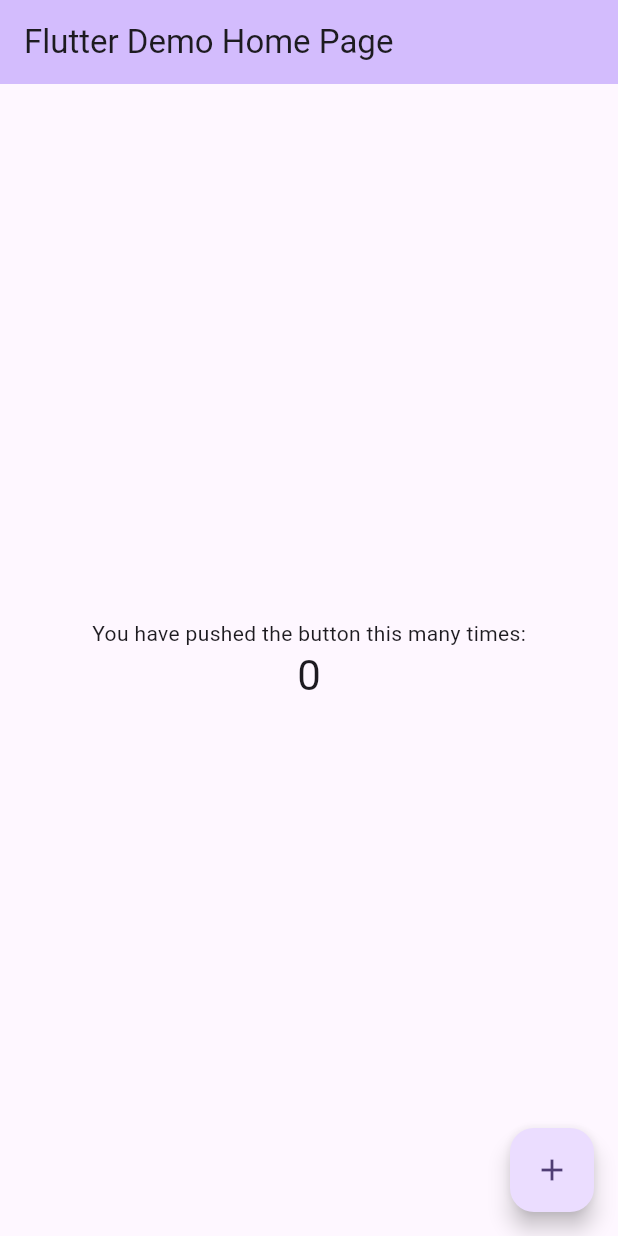
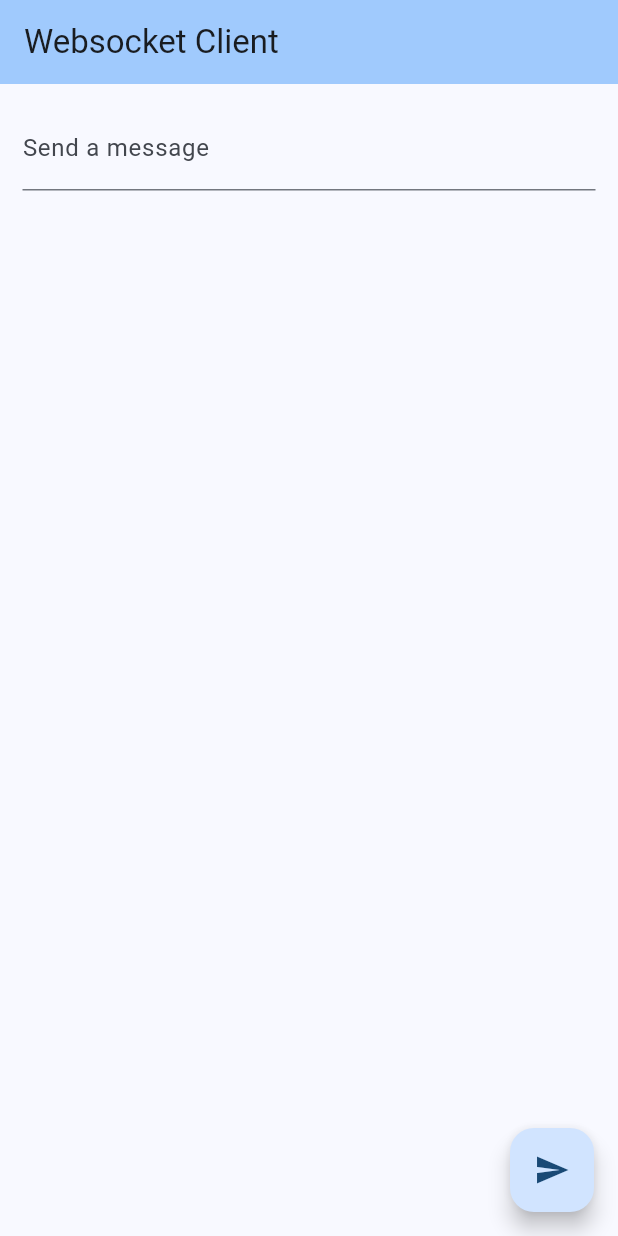
Before and after one commit to CantarinoG/websocket-client-side, a Flutter app: the screen it shows after launch, on a phone screen of 412 x 824 dp. Run offline on Flutter 3.47's test engine with Material 3 defaults, Android fonts, the phone set to English and light mode, and no system bars; network calls fail.

Commit message:
ui: Implement HomePage
This commit implements the user interface for the WebSocket client. It includes a text field for sending messages and a widget to display the received messages from the WebSocket connection.

```diff
--- a/lib/main.dart
+++ b/lib/main.dart
@@ -1,125 +1,27 @@
 import 'package:flutter/material.dart';
+import 'package:websocket_client_side/screens/home_page.dart';
+import 'package:websocket_client_side/services/websocket_service.dart';
 
 void main() {
   runApp(const MyApp());
 }
 
 class MyApp extends StatelessWidget {
+  final String endpoint = "wss://echo.websocket.org/";
+
   const MyApp({super.key});
 
-  // This widget is the root of your application.
   @override
   Widget build(BuildContext context) {
     return MaterialApp(
-      title: 'Flutter Demo',
+      title: 'Websocket Client',
       theme: ThemeData(
-        // This is the theme of your application.
-        //
-        // TRY THIS: Try running your application with "flutter run". You'll see
-        // the application has a purple toolbar. Then, without quitting the app,
-        // try changing the seedColor in the colorScheme below to Colors.green
-        // and then invoke "hot reload" (save your changes or press the "hot
-        // reload" button in a Flutter-supported IDE, or press "r" if you used
-        // the command line to start the app).
-        //
-        // Notice that the counter didn't reset back to zero; the application
-        // state is not lost during the reload. To reset the state, use hot
-        // restart instead.
-        //
-        // This works for code too, not just values: Most code changes can be
-        // tested with just a hot reload.
-        colorScheme: ColorScheme.fromSeed(seedColor: Colors.deepPurple),
+        colorScheme: ColorScheme.fromSeed(seedColor: Colors.blue),
         useMaterial3: true,
       ),
-      home: const MyHomePage(title: 'Flutter Demo Home Page'),
+      home: HomePage(
+        webSocketService: WebsocketService(endpoint),
+      ),
     );
   }
 }
-
-class MyHomePage extends StatefulWidget {
-  const MyHomePage({super.key, required this.title});
-
-  // This widget is the home page of your application. It is stateful, meaning
-  // that it has a State object (defined below) that contains fields that affect
-  // how it looks.
-
-  // This class is the configuration for the state. It holds the values (in this
-  // case the title) provided by the parent (in this case the App widget) and
-  // used by the build method of the State. Fields in a Widget subclass are
-  // always marked "final".
-
-  final String title;
-
-  @override
-  State<MyHomePage> createState() => _MyHomePageState();
-}
-
-class _MyHomePageState extends State<MyHomePage> {
-  int _counter = 0;
-
-  void _incrementCounter() {
-    setState(() {
-      // This call to setState tells the Flutter framework that something has
-      // changed in this State, which causes it to rerun the build method below
-      // so that the display can reflect the updated values. If we changed
-      // _counter without calling setState(), then the build method would not be
-      // called again, and so nothing would appear to happen.
-      _counter++;
-    });
-  }
-
-  @override
-  Widget build(BuildContext context) {
-    // This method is rerun every time setState is called, for instance as done
-    // by the _incrementCounter method above.
-    //
-    // The Flutter framework has been optimized to make rerunning build methods
-    // fast, so that you can just rebuild anything that needs updating rather
-    // than having to individually change instances of widgets.
-    return Scaffold(
-      appBar: AppBar(
-        // TRY THIS: Try changing the color here to a specific color (to
-        // Colors.amber, perhaps?) and trigger a hot reload to see the AppBar
-        // change color while the other colors stay the same.
-        backgroundColor: Theme.of(context).colorScheme.inversePrimary,
-        // Here we take the value from the MyHomePage object that was created by
-        // the App.build method, and use it to set our appbar title.
-        title: Text(widget.title),
-      ),
-      body: Center(
-        // Center is a layout widget. It takes a single child and positions it
-        // in the middle of the parent.
-        child: Column(
-          // Column is also a layout widget. It takes a list of children and
-          // arranges them vertically. By default, it sizes itself to fit its
-          // children horizontally, and tries to be as tall as its parent.
-          //
-          // Column has various properties to control how it sizes itself and
-          // how it positions its children. Here we use mainAxisAlignment to
-          // center the children vertically; the main axis here is the vertical
-          // axis because Columns are vertical (the cross axis would be
-          // horizontal).
-          //
-          // TRY THIS: Invoke "debug painting" (choose the "Toggle Debug Paint"
-          // action in the IDE, or press "p" in the console), to see the
-          // wireframe for each widget.
-          mainAxisAlignment: MainAxisAlignment.center,
-          children: <Widget>[
-            const Text(
-              'You have pushed the button this many times:',
-            ),
-            Text(
-              '$_counter',
-              style: Theme.of(context).textTheme.headlineMedium,
-            ),
-          ],
-        ),
-      ),
-      floatingActionButton: FloatingActionButton(
-        onPressed: _incrementCounter,
-        tooltip: 'Increment',
-        child: const Icon(Icons.add),
-      ), // This trailing comma makes auto-formatting nicer for build methods.
-    );
-  }
-}
--- /dev/null
+++ b/lib/screens/home_page.dart
@@ -0,0 +1,63 @@
+import 'package:flutter/material.dart';
+import 'package:websocket_client_side/services/websocket_service.dart';
+
+class HomePage extends StatefulWidget {
+  final WebsocketService webSocketService;
+  const HomePage({super.key, required this.webSocketService});
+
+  @override
+  State<HomePage> createState() => _HomePageState();
+}
+
+class _HomePageState extends State<HomePage> {
+  final TextEditingController _controller = TextEditingController();
+
+  void _sendMessage() {
+    if (_controller.text.isNotEmpty) {
+      widget.webSocketService.sendMessage(_controller.text);
+    }
+  }
+
+  @override
+  Widget build(BuildContext context) {
+    return Scaffold(
+      appBar: AppBar(
+        backgroundColor: Theme.of(context).colorScheme.inversePrimary,
+        title: Text("Websocket Client"),
+      ),
+      body: Padding(
+        padding: EdgeInsets.all(15),
+        child: Column(
+          children: [
+            TextField(
+              decoration: InputDecoration(
+                labelText: "Send a message",
+              ),
+              controller: _controller,
+            ),
+            SizedBox(
+              height: 15,
+            ),
+            StreamBuilder(
+              stream: widget.webSocketService.stream,
+              builder: (context, snapshot) {
+                return Text(snapshot.hasData ? '${snapshot.data}' : '');
+              },
+            ),
+          ],
+        ),
+      ),
+      floatingActionButton: FloatingActionButton(
+        onPressed: _sendMessage,
+        tooltip: 'Send message',
+        child: const Icon(Icons.send),
+      ),
+    );
+  }
+
+  @override
+  void dispose() {
+    widget.webSocketService.close();
+    super.dispose();
+  }
+}
```
